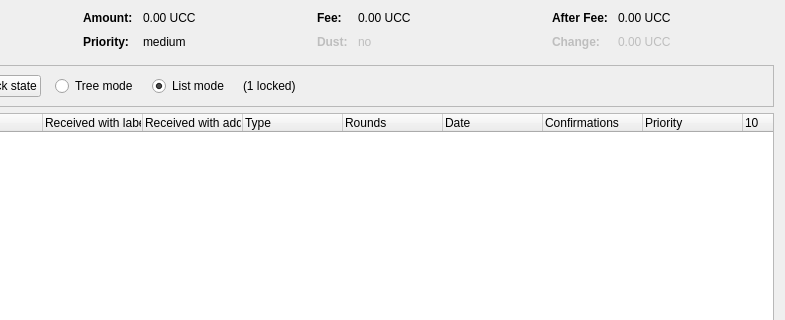
Above: src/qt/forms/coincontroldialog.ui from swampcoin/bwrgocoin before the change; both pictures show x 169 to 954 and y 0 to 320 of the 954 by 500 pixel window. Below: the same form after it.
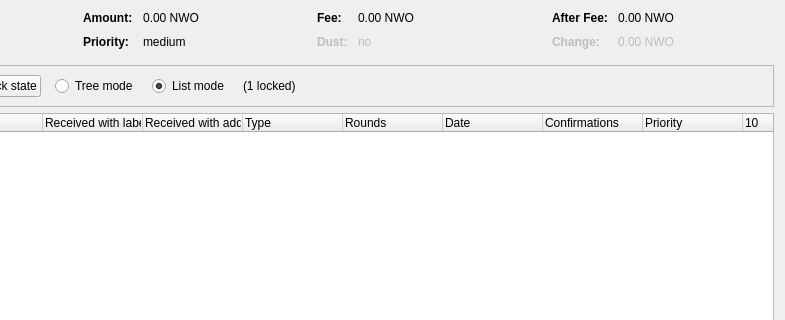
That is the form after the change. Custom widgets are drawn as their Qt base class.

Diff of the .ui file:
```diff
--- a/src/qt/forms/coincontroldialog.ui
+++ b/src/qt/forms/coincontroldialog.ui
@@ -132,7 +132,7 @@
           <enum>Qt::ActionsContextMenu</enum>
          </property>
          <property name="text">
-          <string notr="true">0.00 UCC</string>
+          <string notr="true">0.00 NWO</string>
          </property>
          <property name="textInteractionFlags">
           <set>Qt::LinksAccessibleByMouse|Qt::TextSelectableByKeyboard|Qt::TextSelectableByMouse</set>
@@ -206,7 +206,7 @@
           <enum>Qt::ActionsContextMenu</enum>
          </property>
          <property name="text">
-          <string notr="true">0.00 UCC</string>
+          <string notr="true">0.00 NWO</string>
          </property>
          <property name="textInteractionFlags">
           <set>Qt::LinksAccessibleByMouse|Qt::TextSelectableByKeyboard|Qt::TextSelectableByMouse</set>
@@ -286,7 +286,7 @@
           <enum>Qt::ActionsContextMenu</enum>
          </property>
          <property name="text">
-          <string notr="true">0.00 UCC</string>
+          <string notr="true">0.00 NWO</string>
          </property>
          <property name="textInteractionFlags">
           <set>Qt::LinksAccessibleByMouse|Qt::TextSelectableByKeyboard|Qt::TextSelectableByMouse</set>
@@ -321,7 +321,7 @@
           <enum>Qt::ActionsContextMenu</enum>
          </property>
          <property name="text">
-          <string notr="true">0.00 UCC</string>
+          <string notr="true">0.00 NWO</string>
          </property>
          <property name="textInteractionFlags">
           <set>Qt::LinksAccessibleByMouse|Qt::TextSelectableByKeyboard|Qt::TextSelectableByMouse</set>
```
